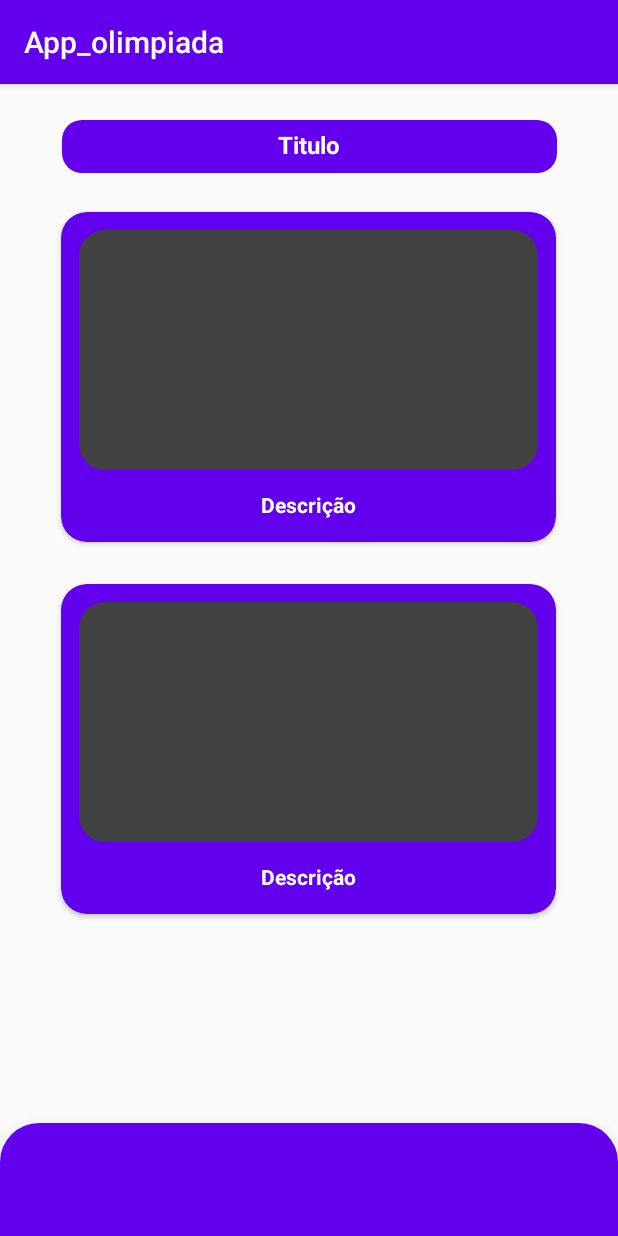
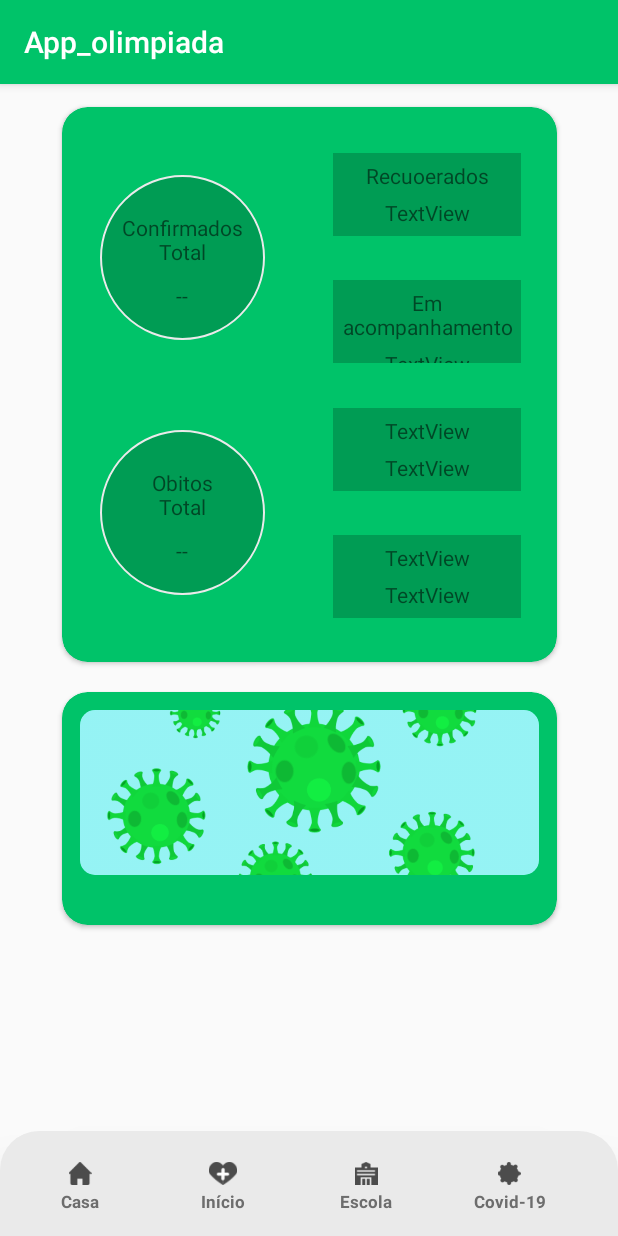
Before and after one commit to Sergivaldo/icovid, an Android app: the screen it shows after launch (MainActivity before the commit, tela_covid after it), on a phone screen of 412 x 824 dp. Run offline under Robolectric (Android 15) with nearby library versions, the phone set to English and light mode, and no system bars.

Commit message:
24/10/2020

```diff
--- a/app/src/main/java/com/example/app_olimpiada/MainActivity.java
+++ b/app/src/main/java/com/example/app_olimpiada/tela_covid.java
@@ -4,11 +4,11 @@ import androidx.appcompat.app.AppCompatActivity;
 
 import android.os.Bundle;
 
-public class MainActivity extends AppCompatActivity {
+public class tela_covid extends AppCompatActivity {
 
     @Override
     protected void onCreate(Bundle savedInstanceState) {
         super.onCreate(savedInstanceState);
-        setContentView(R.layout.activity_main);
+        setContentView(R.layout.activity_tela_covid);
     }
 }
--- a/app/src/main/res/drawable/background_cardview.xml
+++ /dev/null
@@ -1,5 +0,0 @@
-<?xml version="1.0" encoding="utf-8"?>
-<shape xmlns:android="http://schemas.android.com/apk/res/android">
-    <solid android:color="@color/colorPrimary"/>
-    <corners android:radius="17dp"/>
-</shape>
--- a/app/src/main/res/drawable/background_imagem.xml
+++ /dev/null
@@ -1,5 +0,0 @@
-<?xml version="1.0" encoding="utf-8"?>
-<shape xmlns:android="http://schemas.android.com/apk/res/android">
-    <solid android:color="@color/cardview_dark_background"/>
-    <corners android:radius="17dp"/>
-</shape>
--- a/app/src/main/res/drawable/background_nav_menu.xml
+++ b/app/src/main/res/drawable/background_nav_menu.xml
@@ -1,6 +1,7 @@
 <?xml version="1.0" encoding="utf-8"?>
 <shape xmlns:android="http://schemas.android.com/apk/res/android">
-    <solid android:color="@color/colorPrimary"/>
+    <solid android:color="@color/cinza"/>
     <corners android:topLeftRadius="26dp"
          android:topRightRadius="26dp"/>
+
 </shape>
--- a/app/src/main/res/drawable/background_titulo.xml
+++ b/app/src/main/res/drawable/bg_info_covid_1.xml
@@ -1,5 +1,7 @@
 <?xml version="1.0" encoding="utf-8"?>
 <shape xmlns:android="http://schemas.android.com/apk/res/android">
-    <solid android:color="@color/colorPrimary"/>
-    <corners android:radius="13dp"/>
+    <solid android:color="@color/verde_escuro"/>
+    <stroke android:color="@color/cinza"
+        android:width="1dp"></stroke>
+    <corners android:radius="1000dp"/>
 </shape>
--- a/app/src/main/res/layout/activity_main.xml
+++ /dev/null
@@ -1,103 +0,0 @@
-<?xml version="1.0" encoding="utf-8"?>
-<androidx.constraintlayout.widget.ConstraintLayout xmlns:android="http://schemas.android.com/apk/res/android"
-    xmlns:app="http://schemas.android.com/apk/res-auto"
-    xmlns:tools="http://schemas.android.com/tools"
-    android:layout_width="match_parent"
-    android:layout_height="match_parent"
-    android:layout_alignWithParentIfMissing="false"
-    tools:context=".MainActivity">
-
-    <androidx.cardview.widget.CardView
-        android:id="@+id/cardView4"
-        android:layout_width="330dp"
-        android:layout_height="220dp"
-        android:layout_marginTop="26dp"
-        app:cardBackgroundColor="@color/colorPrimary"
-        app:cardCornerRadius="17dp"
-        app:layout_constraintEnd_toEndOf="parent"
-        app:layout_constraintHorizontal_bias="0.495"
-        app:layout_constraintStart_toStartOf="parent"
-        app:layout_constraintTop_toBottomOf="@+id/textView2"
-        >
-
-
-        <ImageView
-            android:id="@+id/imageView"
-            android:layout_width="match_parent"
-            android:layout_height="160dp"
-            android:layout_margin="12dp"
-            android:background="@drawable/background_imagem" />
-
-        <TextView
-            android:id="@+id/textView3"
-            android:layout_width="match_parent"
-            android:layout_height="33dp"
-            android:layout_marginTop="185dp"
-            android:layout_marginHorizontal="12dp"
-            android:textAlignment="center"
-            android:textColor="@color/cardview_light_background"
-            android:text="Descrição"
-            android:textStyle="bold"/>
-    </androidx.cardview.widget.CardView>
-
-    <TextView
-        android:id="@+id/textView2"
-        android:layout_width="330dp"
-        android:layout_height="35dp"
-        android:layout_marginTop="24dp"
-        android:background="@drawable/background_titulo"
-        android:text="Titulo"
-        android:textColor="@color/cardview_light_background"
-        android:textAlignment="center"
-        android:paddingTop="5dp"
-        android:textSize="16sp"
-        android:textStyle="bold"
-        app:layout_constraintEnd_toEndOf="parent"
-        app:layout_constraintStart_toStartOf="parent"
-        app:layout_constraintTop_toTopOf="parent" />
-
-    <androidx.cardview.widget.CardView
-        android:id="@+id/cardView7"
-        android:layout_width="330dp"
-        android:layout_height="220dp"
-        android:layout_marginTop="28dp"
-        app:cardBackgroundColor="@color/colorPrimary"
-        app:cardCornerRadius="17dp"
-        app:layout_constraintEnd_toEndOf="parent"
-        app:layout_constraintHorizontal_bias="0.494"
-        app:layout_constraintStart_toStartOf="parent"
-        app:layout_constraintTop_toBottomOf="@+id/cardView4">
-
-        <ImageView
-            android:id="@+id/imageView2"
-            android:layout_width="match_parent"
-            android:layout_height="160dp"
-            android:layout_margin="12dp"
-            android:background="@drawable/background_imagem" />
-
-        <TextView
-            android:id="@+id/textView4"
-            android:layout_width="match_parent"
-            android:layout_height="33dp"
-            android:layout_marginTop="185dp"
-            android:layout_marginHorizontal="12dp"
-            android:textAlignment="center"
-            android:textColor="@color/cardview_light_background"
-            android:text="Descrição"
-            android:textStyle="bold"/>
-
-    </androidx.cardview.widget.CardView>
-
-    <LinearLayout
-        android:layout_width="0dp"
-        android:layout_height="75dp"
-        android:background="@drawable/background_nav_menu"
-        android:elevation="16dp"
-        android:orientation="horizontal"
-        app:layout_constraintBottom_toBottomOf="parent"
-        app:layout_constraintEnd_toEndOf="parent"
-        app:layout_constraintHorizontal_bias="0.0"
-        app:layout_constraintStart_toStartOf="parent"
-        app:layout_constraintTop_toBottomOf="@+id/cardView7"
-        app:layout_constraintVertical_bias="1.0"></LinearLayout>
-</androidx.constraintlayout.widget.ConstraintLayout>
--- /dev/null
+++ b/app/src/main/res/layout/activity_tela_covid.xml
@@ -0,0 +1,348 @@
+<?xml version="1.0" encoding="utf-8"?>
+<androidx.constraintlayout.widget.ConstraintLayout xmlns:android="http://schemas.android.com/apk/res/android"
+    xmlns:app="http://schemas.android.com/apk/res-auto"
+    xmlns:tools="http://schemas.android.com/tools"
+    android:layout_width="match_parent"
+    android:layout_height="match_parent"
+    tools:context=".tela_covid">
+
+    <LinearLayout
+        android:paddingTop="15dp"
+        android:paddingLeft="23dp"
+        android:layout_width="0dp"
+        android:layout_height="70dp"
+        android:background="@drawable/background_nav_menu"
+        android:elevation="25dp"
+        android:orientation="horizontal"
+        app:layout_constraintBottom_toBottomOf="parent"
+        app:layout_constraintEnd_toEndOf="parent"
+        app:layout_constraintHorizontal_bias="0.0"
+        app:layout_constraintStart_toStartOf="parent"
+        app:layout_constraintTop_toBottomOf="@+id/cardView7"
+        app:layout_constraintVertical_bias="1.0">
+
+        <LinearLayout
+            android:layout_width="60dp"
+            android:layout_height="wrap_content"
+            android:clickable="false"
+            android:orientation="vertical">
+
+            <ImageView
+                android:id="@+id/icone_casa"
+                android:layout_width="match_parent"
+                android:layout_height="15dp"
+                android:layout_marginTop="5dp"
+                app:srcCompat="@drawable/home" />
+
+            <TextView
+                android:id="@+id/nome_btt_casa"
+                android:layout_width="match_parent"
+                android:layout_height="wrap_content"
+                android:layout_marginTop="3dp"
+                android:text="Casa"
+                android:textColor="@color/cinza_escuro"
+                android:textAlignment="center"
+                android:textSize="11dp"
+                android:textStyle="bold" />
+
+        </LinearLayout>
+
+        <LinearLayout
+            android:layout_marginLeft="35dp"
+            android:layout_width="60dp"
+            android:layout_height="wrap_content"
+            android:orientation="vertical">
+            <ImageView
+                android:layout_marginTop="5dp"
+                android:id="@+id/icone_inicio"
+                android:layout_width="match_parent"
+                android:layout_height="15dp"
+                app:srcCompat="@drawable/saude_icon" />
+
+            <TextView
+                android:layout_marginTop="3dp"
+                android:id="@+id/nome_btt_inicio"
+                android:layout_width="match_parent"
+                android:layout_height="wrap_content"
+                android:textColor="@color/cinza_escuro"
+                android:text="Início"
+                android:textStyle="bold"
+                android:textSize="11dp"
+                android:textAlignment="center"/>
+
+        </LinearLayout>
+
+        <LinearLayout
+            android:layout_marginLeft="35dp"
+            android:layout_width="60dp"
+            android:layout_height="wrap_content"
+            android:orientation="vertical">
+            <ImageView
+                android:layout_marginTop="5dp"
+                android:id="@+id/icone_escola"
+                android:layout_width="match_parent"
+                android:layout_height="15dp"
+                app:srcCompat="@drawable/school" />
+
+            <TextView
+                android:layout_marginTop="3dp"
+                android:id="@+id/nome_btt_escola"
+                android:layout_width="match_parent"
+                android:layout_height="wrap_content"
+                android:text="Escola"
+                android:textColor="@color/cinza_escuro"
+                android:textStyle="bold"
+                android:textSize="11sp"
+                android:textAlignment="center"/>
+
+        </LinearLayout>
+
+        <LinearLayout
+            android:layout_marginLeft="35dp"
+            android:layout_width="60dp"
+            android:layout_height="wrap_content"
+            android:orientation="vertical">
+
+            <ImageView
+                android:id="@+id/icone_covid"
+                android:layout_width="match_parent"
+                android:layout_height="15dp"
+                android:layout_marginTop="5dp"
+                app:srcCompat="@drawable/covid_icon"
+                />
+
+            <TextView
+                android:layout_marginTop="3dp"
+                android:id="@+id/nome_btt_covid"
+                android:layout_width="match_parent"
+                android:layout_height="wrap_content"
+                android:textColor="@color/cinza_escuro"
+                android:text="Covid-19"
+                android:textStyle="bold"
+                android:textSize="11sp"
+                android:textAlignment="center"/>
+
+        </LinearLayout>
+    </LinearLayout>
+
+    <androidx.cardview.widget.CardView
+        android:id="@+id/cardView8"
+        android:layout_width="330dp"
+        android:layout_height="155dp"
+        app:cardBackgroundColor="@color/verde"
+        app:cardCornerRadius="17dp"
+        app:contentPadding="12dp"
+        android:layout_marginTop="20dp"
+        android:layout_marginBottom="15dp"
+        app:layout_constraintBottom_toTopOf="@+id/nav_menu"
+        app:layout_constraintLeft_toLeftOf="parent"
+        app:layout_constraintRight_toRightOf="parent"
+        app:layout_constraintTop_toBottomOf="@+id/painel_covid"
+        tools:layout_editor_absoluteX="1dp">
+
+        <androidx.cardview.widget.CardView
+            android:layout_width="wrap_content"
+            android:layout_height="wrap_content"
+            app:cardBackgroundColor="#9CFDFF"
+            app:cardCornerRadius="10dp"
+            app:cardElevation="0dp">
+
+            <ImageView
+                android:id="@+id/imageView3"
+                android:layout_width="match_parent"
+                android:layout_height="110dp"
+                android:scaleType="centerCrop"
+                app:srcCompat="@drawable/sars_cov" />
+        </androidx.cardview.widget.CardView>
+
+        <TextView
+            android:id="@+id/textView"
+            android:layout_marginTop="127dp"
+            android:layout_width="match_parent"
+            android:layout_height="wrap_content"
+            android:text="Descrição"
+            android:textAlignment="center"/>
+
+    </androidx.cardview.widget.CardView>
+
+    <androidx.cardview.widget.CardView
+        android:id="@+id/painel_covid"
+        android:layout_marginTop="15dp"
+        app:cardBackgroundColor="@color/verde"
+        app:cardCornerRadius="17dp"
+        android:layout_width="330dp"
+        android:layout_height="370dp"
+        tools:layout_editor_absoluteX="1dp"
+        tools:layout_editor_absoluteY="190dp"
+        app:layout_constraintTop_toTopOf="parent"
+        app:layout_constraintLeft_toLeftOf="parent"
+        app:layout_constraintRight_toRightOf="parent"
+        app:contentPaddingLeft="25dp"
+        app:contentPaddingTop="5dp">
+
+        <LinearLayout
+            android:layout_marginTop="40dp"
+            android:layout_width="110dp"
+            android:layout_height="110dp"
+            android:background="@drawable/bg_info_covid_1"
+            android:orientation="vertical"
+            >
+
+
+            <TextView
+                android:layout_marginTop="25dp"
+                android:id="@+id/textView5"
+                android:layout_width="match_parent"
+                android:layout_height="wrap_content"
+                android:text="Confirmados Total"
+                android:textAlignment="center"
+                />
+
+            <TextView
+                android:layout_marginTop="10dp"
+                android:id="@+id/textView6"
+                android:layout_width="match_parent"
+                android:layout_height="wrap_content"
+                android:text="--"
+                android:textAlignment="center"
+                />
+        </LinearLayout>
+
+        <LinearLayout
+            android:layout_marginTop="210dp"
+            android:layout_width="110dp"
+            android:layout_height="110dp"
+            android:background="@drawable/bg_info_covid_1"
+            android:orientation="vertical">
+
+            <TextView
+                android:layout_marginTop="25dp"
+                android:id="@+id/textView7"
+                android:layout_width="match_parent"
+                android:layout_height="wrap_content"
+                android:text="Obitos\nTotal"
+                android:textAlignment="center"
+                />
+
+            <TextView
+                android:layout_marginTop="10dp"
+                android:id="@+id/textView8"
+                android:layout_width="match_parent"
+                android:layout_height="wrap_content"
+                android:text="--"
+                android:textAlignment="center"
+                />
+        </LinearLayout>
+
+        <LinearLayout
+            android:layout_marginTop="25dp"
+            android:layout_marginLeft="155dp"
+            android:background="@color/verde_escuro"
+            android:layout_width="125dp"
+            android:layout_height="55dp"
+            android:orientation="vertical"
+            >
+
+
+            <TextView
+                android:layout_marginTop="5dp"
+                android:id="@+id/textView9"
+                android:layout_width="match_parent"
+                android:layout_height="wrap_content"
+                android:text="Recuoerados"
+                android:textAlignment="center"
+                />
+
+            <TextView
+                android:layout_marginTop="5dp"
+                android:id="@+id/textView10"
+                android:layout_width="match_parent"
+                android:layout_height="wrap_content"
+                android:text="TextView"
+                android:textAlignment="center"
+                />
+        </LinearLayout>
+
+        <LinearLayout
+            android:layout_marginTop="110dp"
+            android:layout_marginLeft="155dp"
+            android:background="@color/verde_escuro"
+            android:layout_width="125dp"
+            android:layout_height="55dp"
+            android:orientation="vertical">
+
+            <TextView
+                android:layout_marginTop="5dp"
+                android:id="@+id/textView11"
+                android:layout_width="match_parent"
+                android:layout_height="wrap_content"
+                android:text="Em acompanhamento"
+                android:textAlignment="center"
+                />
+
+            <TextView
+                android:layout_marginTop="5dp"
+                android:id="@+id/textView12"
+                android:layout_width="match_parent"
+                android:layout_height="wrap_content"
+                android:text="TextView"
+                android:textAlignment="center"
+                />
+        </LinearLayout>
+
+        <LinearLayout
+            android:layout_marginTop="195dp"
+            android:layout_marginLeft="155dp"
+            android:background="@color/verde_escuro"
+            android:layout_width="125dp"
+            android:layout_height="55dp"
+            android:orientation="vertical">
+            <TextView
+                android:layout_marginTop="5dp"
+                android:id="@+id/textView13"
+                android:layout_width="match_parent"
+                android:layout_height="wrap_content"
+                android:text="TextView"
+                android:textAlignment="center"
+                />
+
+            <TextView
+                android:layout_marginTop="5dp"
+                android:id="@+id/textView14"
+                android:layout_width="match_parent"
+                android:layout_height="wrap_content"
+                android:text="TextView"
+                android:textAlignment="center"
+                />
+        </LinearLayout>
+
+        <LinearLayout
+            android:layout_marginTop="280dp"
+            android:layout_marginLeft="155dp"
+            android:background="@color/verde_escuro"
+            android:layout_width="125dp"
+            android:layout_height="55dp"
+            android:orientation="vertical">
+
+            <TextView
+                android:layout_marginTop="5dp"
+                android:id="@+id/textView15"
+                android:layout_width="match_parent"
+                android:layout_height="wrap_content"
+                android:text="TextView"
+                android:textAlignment="center"
+                />
+
+            <TextView
+                android:layout_marginTop="5dp"
+                android:id="@+id/textView16"
+                android:layout_width="match_parent"
+                android:layout_height="wrap_content"
+                android:text="TextView"
+                android:textAlignment="center"
+                />
+        </LinearLayout>
+    </androidx.cardview.widget.CardView>
+
+
+</androidx.constraintlayout.widget.ConstraintLayout>
--- a/app/src/main/res/values/colors.xml
+++ b/app/src/main/res/values/colors.xml
@@ -1,6 +1,8 @@
 <?xml version="1.0" encoding="utf-8"?>
 <resources>
-    <color name="colorPrimary">#6200EE</color>
-    <color name="colorPrimaryDark">#3700B3</color>
-    <color name="colorAccent">#03DAC5</color>
+    <color name="verde">#00C369</color>
+    <color name="verde_escuro">#009C54</color>
+    <color name="branco">#FFFFFF</color>
+    <color name="cinza">#EAEAEA</color>
+    <color name="cinza_escuro">#6D6D6D</color>
 </resources>
--- a/app/src/main/res/values/styles.xml
+++ b/app/src/main/res/values/styles.xml
@@ -2,9 +2,9 @@
     <!-- Base application theme. -->
     <style name="AppTheme" parent="Theme.AppCompat.Light.DarkActionBar">
         <!-- Customize your theme here. -->
-        <item name="colorPrimary">@color/colorPrimary</item>
-        <item name="colorPrimaryDark">@color/colorPrimaryDark</item>
-        <item name="colorAccent">@color/colorAccent</item>
+        <item name="colorPrimary">@color/verde</item>
+        <item name="colorPrimaryDark">@color/verde_escuro</item>
+        <item name="colorAccent">@color/branco</item>
     </style>
 
 </resources>
```
Also changed, not shown: app/src/main/AndroidManifest.xml (+7 -1 lines), app/src/main/java/com/example/app_olimpiada/tela_escola.java (added, +14 -0 lines), app/src/main/res/layout/activity_tela_escola.xml (added, +229 -0 lines), app/src/main/res/drawable-mdpi/aluno_img.jpg (added), app/src/main/res/drawable-mdpi/professor_img.jpg (added), app/src/main/res/drawable-mdpi/sars_cov.png (added).
